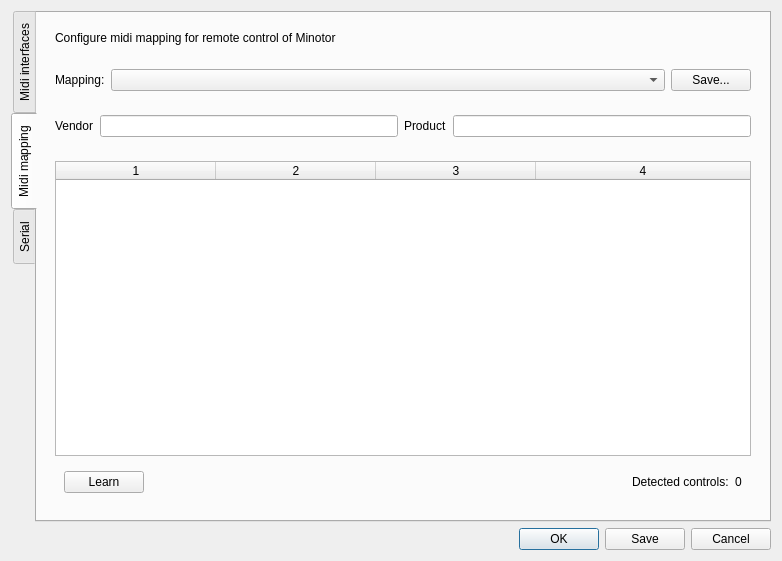
The window that configdialog.ui (minotor-org/minotor) describes before a commit, drawn with Qt 5.
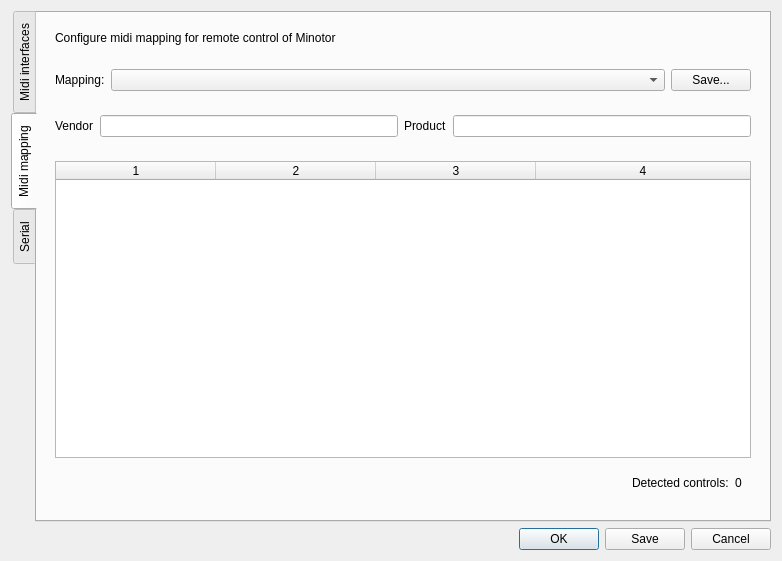
The same window after the commit.

Commit message: ConfigDialog: create dynamically "MIDI Learn" button (not connected ATM)

What changed in the file:
```diff
--- a/configdialog.ui
+++ b/configdialog.ui
@@ -169,16 +169,6 @@
             <item>
              <widget class="QWidget" name="widget_3" native="true">
               <layout class="QHBoxLayout" name="horizontalLayout_4">
-               <item>
-                <widget class="QPushButton" name="pushButton">
-                 <property name="text">
-                  <string>Learn</string>
-                 </property>
-                 <property name="checkable">
-                  <bool>true</bool>
-                 </property>
-                </widget>
-               </item>
                <item>
                 <spacer name="horizontalSpacer">
                  <property name="orientation">
```
Left out of the diff: 2 changed lines with no effect on the pictures. The commit also changes 2 other files.
